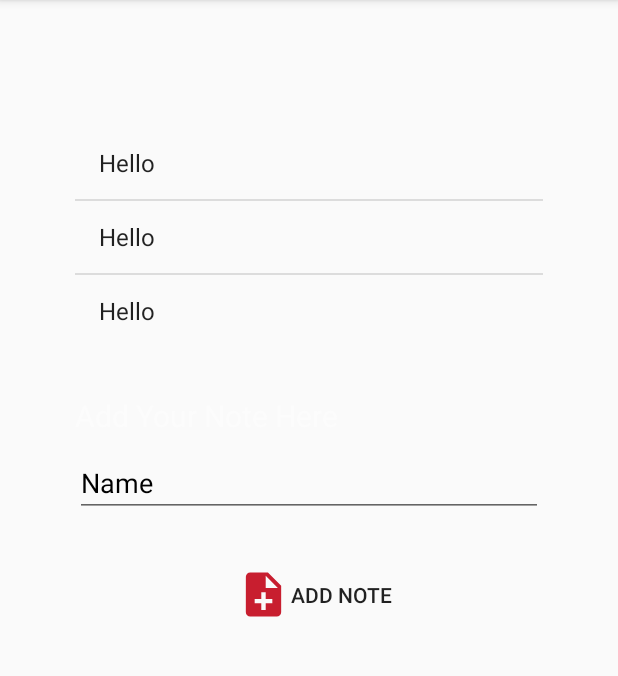
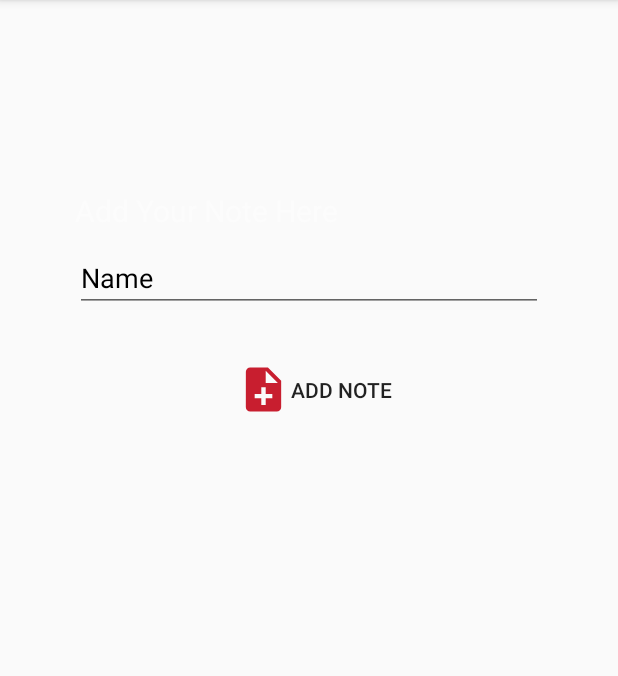
Before and after one commit to Mahmoud-Abdelwahab/Trip-Reminder, an Android app: the fragment AddNoteFragmentView placed in its activity, on a phone screen of 412 x 824 dp, the part 84-760 px from its top. Run offline under Robolectric (Android 15) with nearby library versions, the phone set to English and light mode, and no system bars.

Commit message:
Update AddNoteFragmentView.java

```diff
--- a/app/src/main/java/iti/alex/intake40/team9/tripreminder/Views/AddNoteFragmentView.java
+++ b/app/src/main/java/iti/alex/intake40/team9/tripreminder/Views/AddNoteFragmentView.java
@@ -14,9 +14,12 @@ import android.widget.ArrayAdapter;
 import android.widget.Button;
 import android.widget.EditText;
 import android.widget.ListView;
+import android.widget.PopupMenu;
 
 import java.util.ArrayList;
 
+import iti.alex.intake40.team9.tripreminder.Adapters.UpcomingRecyclarViewAdapter;
+import iti.alex.intake40.team9.tripreminder.POJO.Trip;
 import iti.alex.intake40.team9.tripreminder.R;
 
 /**
@@ -27,8 +30,8 @@ public class AddNoteFragmentView extends Fragment {
     private ArrayList<String> notes=new ArrayList<String>();
     ArrayAdapter adapter;
     EditText note;
+
     public AddNoteFragmentView() {
-
     }
 
 
@@ -39,9 +42,6 @@ public class AddNoteFragmentView extends Fragment {
         final ListView lstview=v.findViewById(R.id.list);
         note =v.findViewById(R.id.Note);
         Button addNote=v.findViewById(R.id.AddNote);
-        notes.add("Hello");
-        notes.add("Hello");
-        notes.add("Hello");
         adapter = new ArrayAdapter(this.getContext(),android.R.layout.simple_list_item_1,notes);
         addNote.setOnClickListener(new View.OnClickListener() {
             @Override
@@ -70,4 +70,6 @@ public class AddNoteFragmentView extends Fragment {
         });
         return v;
     }
+
+
 }
```
